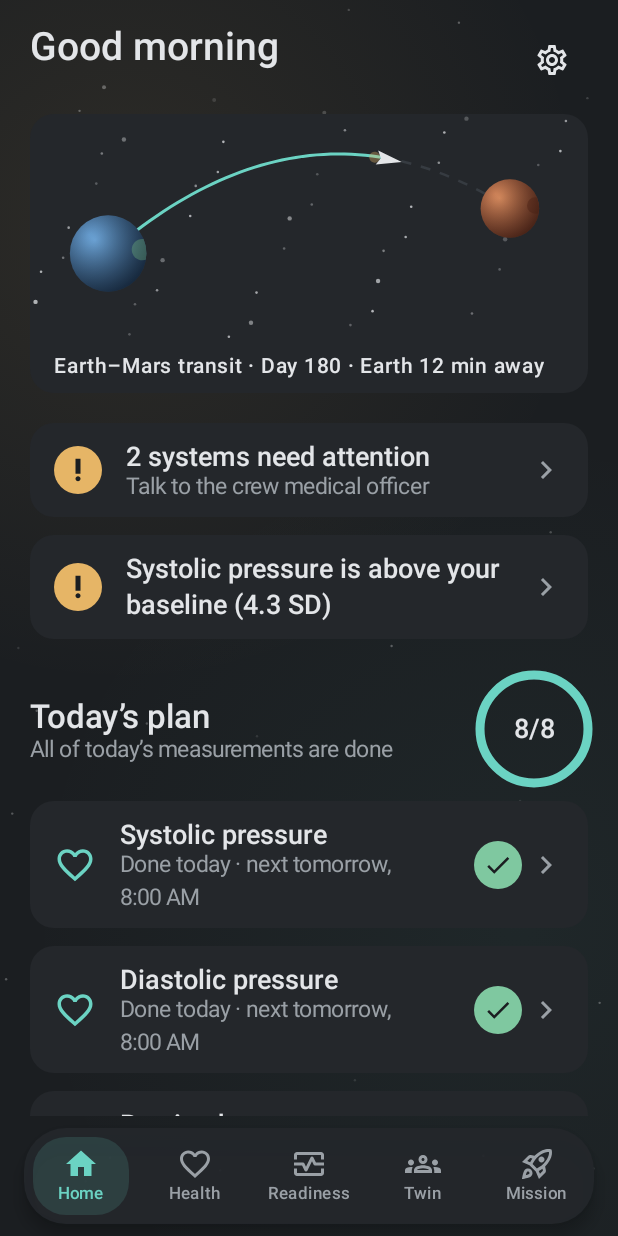
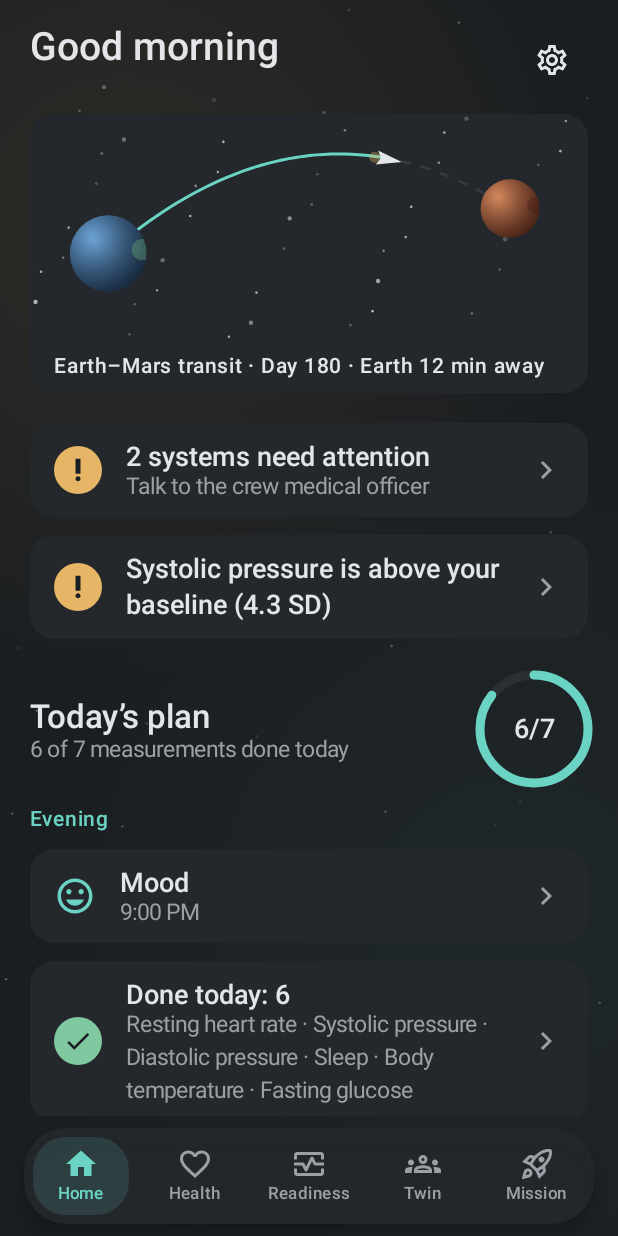
Before and after one commit to cybersecuritykali958-bot/nasa-space-apps, an Android app built with Jetpack Compose: the screen it shows after launch (MainActivity), on a phone screen of 412 x 824 dp. Run offline under Robolectric (Android 15) with nearby library versions, the phone set to English and light mode, and no system bars; our stand-ins replace Room's generated code; pictures from the network do not load; 1 statement that could not run was skipped.

Commit message:
Natural times of day for measurements and a plan grouped by part of day
- schedule.timeOfDay in engine_rules.json; routine tasks align to it (urgent ones stay as soon as possible)
- Demo data seeded at natural times, future readings of today skipped, one-time re-seed of demo rows only
- Home plan: Morning / Afternoon / Evening sections, overdue marks, done items collapsed into one row

```diff
--- a/android/app/src/main/java/space/crewpulse/AppContainer.kt
+++ b/android/app/src/main/java/space/crewpulse/AppContainer.kt
@@ -21,5 +21,5 @@ class AppContainer(context: Context) {
     val baselines: BaselineRepository by lazy { BaselineRepository(database.baselineDao(), readings) }
     val spaceWeather: SpaceWeatherRepository by lazy { SpaceWeatherRepository(appContext, BuildConfig.NASA_API_KEY) }
     val reportBuilder: ReportBuilder by lazy { ReportBuilder(assets, readings, baselines, settings, spaceWeather) }
-    val demoSeeder: DemoSeeder by lazy { DemoSeeder(assets, database.readingDao(), baselines) }
+    val demoSeeder: DemoSeeder by lazy { DemoSeeder(assets, database.readingDao(), baselines, settings) }
 }
--- a/android/app/src/main/java/space/crewpulse/data/DemoSeeder.kt
+++ b/android/app/src/main/java/space/crewpulse/data/DemoSeeder.kt
@@ -4,29 +4,42 @@ import java.time.LocalDate
 import java.time.LocalTime
 import java.time.ZoneId
 import space.crewpulse.data.db.ReadingDao
+import space.crewpulse.data.db.ReadingEntity
 import space.crewpulse.data.model.DemoMission
 
 /**
- * Copies the bundled demo mission into Room once, so demo and user data go through the same code.
- * The last mission day is mapped to today at 08:00 local time.
+ * Copies the bundled demo mission into Room, so demo and user data go through the same code.
+ * The last mission day becomes today; each measurement gets its natural time of day from
+ * engine_rules.json (`schedule.timeOfDay`), and measurements later than "now" are not stored yet,
+ * so today's plan looks like a real day in progress. Only demo rows are replaced on a new seed version.
  */
 class DemoSeeder(
     private val assets: AssetRepository,
     private val readingDao: ReadingDao,
     private val baselines: BaselineRepository,
+    private val settings: SettingsStore,
 ) {
     suspend fun ensureSeeded() {
-        if (readingDao.demoCount() > 0) return
+        if (readingDao.demoCount() > 0 && settings.demoSeedVersion == SEED_VERSION) return
+        readingDao.deleteBySource("demo")
         val mission = assets.demoMission()
-        readingDao.insertAll(demoReadings(mission, todayMorningMillis()).flatten())
+        val times = assets.engineRules().schedule.timeOfDay
+        val now = System.currentTimeMillis()
+        val rows = demoReadingsAtTimes(mission, LocalDate.now(), times, ZoneId.systemDefault())
+            .filter { it.timestampMillis <= now }
+        readingDao.insertAll(rows)
         baselines.saveMissionBaseline(mission.baseline)
+        settings.demoSeedVersion = SEED_VERSION
     }
 
-    private fun todayMorningMillis(): Long =
-        LocalDate.now().atTime(LocalTime.of(8, 0)).atZone(ZoneId.systemDefault()).toInstant().toEpochMilli()
+    companion object {
+        /** Bump when the way demo data is laid out changes, to re-seed existing installs. */
+        const val SEED_VERSION = 2
+    }
 }
 
 private const val DAY_MILLIS = 24L * 60 * 60 * 1000
+private val DEFAULT_TIME: LocalTime = LocalTime.of(8, 0)
 
 /** One list of readings per mission day; the last day lands on [lastDayMillis]. */
 fun demoReadings(mission: DemoMission, lastDayMillis: Long) =
@@ -34,3 +47,21 @@ fun demoReadings(mission: DemoMission, lastDayMillis: Long) =
         val at = lastDayMillis - (mission.days.maxOf { it.day } - day.day) * DAY_MILLIS
         checkInToReadings(day.readings, at, source = "demo")
     }
+
+/** Demo readings with each indicator at its natural time of day; the last mission day is [lastDay]. */
+fun demoReadingsAtTimes(
+    mission: DemoMission,
+    lastDay: LocalDate,
+    timeOfDay: Map<String, String>,
+    zone: ZoneId,
+): List<ReadingEntity> {
+    val parsed = timeOfDay.mapValues { (_, v) -> runCatching { LocalTime.parse(v) }.getOrDefault(DEFAULT_TIME) }
+    val lastIndex = mission.days.maxOf { it.day }
+    return mission.days.flatMap { day ->
+        val date = lastDay.minusDays((lastIndex - day.day).toLong())
+        day.readings.filterValues { it.isFinite() }.map { (id, value) ->
+            val at = date.atTime(parsed[id] ?: DEFAULT_TIME).atZone(zone).toInstant().toEpochMilli()
+            ReadingEntity(indicatorId = id, value = value, timestampMillis = at, source = "demo")
+        }
+    }
+}
--- a/android/app/src/main/java/space/crewpulse/data/SettingsStore.kt
+++ b/android/app/src/main/java/space/crewpulse/data/SettingsStore.kt
@@ -31,6 +31,11 @@ class SettingsStore(context: Context) {
         prefs.edit().putString(KEY_LANGUAGE, code).commit()
     }
 
+    /** Layout version of the demo data stored on this device (see DemoSeeder). */
+    var demoSeedVersion: Int
+        get() = prefs.getInt(KEY_DEMO_SEED, 0)
+        set(value) { prefs.edit().putInt(KEY_DEMO_SEED, value).apply() }
+
     fun setProfile(profile: Profile) {
         prefs.edit().putString(KEY_PROFILE, profile.name).apply()
         _profile.value = profile
@@ -40,6 +45,7 @@ class SettingsStore(context: Context) {
         const val KEY_PROFILE = "profile"
         const val KEY_ENVIRONMENT = "environment"
         const val KEY_LANGUAGE = "language"
+        const val KEY_DEMO_SEED = "demo_seed_version"
         const val DEFAULT_LANGUAGE = "en"
         const val DEFAULT_ENVIRONMENT = "mars_transit"
     }
--- a/android/app/src/main/java/space/crewpulse/data/model/EngineRules.kt
+++ b/android/app/src/main/java/space/crewpulse/data/model/EngineRules.kt
@@ -121,6 +121,8 @@ data class ScheduleConfig(
     val attentionIntervalDays: Double = 1.0,
     /** Re-check delay after a red value. */
     val redRecheckHours: Double = 1.0,
+    /** Natural time of day for each measurement, "HH:mm" local time (e.g. resting heart rate right after waking). */
+    val timeOfDay: Map<String, String> = emptyMap(),
 )
 
 @Serializable
--- a/android/app/src/main/java/space/crewpulse/domain/HealthEngine.kt
+++ b/android/app/src/main/java/space/crewpulse/domain/HealthEngine.kt
@@ -62,7 +62,7 @@ object HealthEngine {
         val radiation = SpaceWeather.budget(latest["cumulative_dose"], input.environment, input.rules.spaceWeather)
 
         val core = EngineReport(systems, alerts, confidence, patterns, triage, readiness)
-        val plan = MeasurementPlanner.plan(input.indicators, input.history, core, input.nowMillis, input.rules.schedule)
+        val plan = MeasurementPlanner.plan(input.indicators, input.history, core, input.nowMillis, input.rules.schedule, input.zone)
         val game = Gamification.compute(input.history, plan, input.nowMillis, input.zone, input.rules.gamification)
         return core.copy(plan = plan, game = game, spaceWeather = spaceWeather, radiation = radiation)
     }
--- a/android/app/src/main/java/space/crewpulse/domain/MeasurementPlanner.kt
+++ b/android/app/src/main/java/space/crewpulse/domain/MeasurementPlanner.kt
@@ -1,5 +1,8 @@
 package space.crewpulse.domain
 
+import java.time.Instant
+import java.time.LocalTime
+import java.time.ZoneId
 import space.crewpulse.data.model.Indicator
 import space.crewpulse.data.model.ScheduleConfig
 import space.crewpulse.data.model.Status
@@ -38,6 +41,7 @@ object MeasurementPlanner {
         report: EngineReport,
         nowMillis: Long,
         config: ScheduleConfig,
+        zone: ZoneId = ZoneId.systemDefault(),
     ): MeasurementPlan {
         val hour = 3_600_000L
         val tasks = indicators.filter { it.id in config.intervalDays }.map { ind ->
@@ -65,6 +69,12 @@ object MeasurementPlanner {
                     "Routine check, stable", TaskPriority.LOW, minutes,
                 )
             }
+        }.map { task ->
+            // Routine and attention checks move to the measurement's natural time of day;
+            // urgent ones (no data, red re-check, stale) stay as they are.
+            val time = config.timeOfDay[task.indicatorId]?.let { runCatching { LocalTime.parse(it) }.getOrNull() }
+            if (time == null || task.priority == TaskPriority.HIGH) task
+            else task.copy(dueAtMillis = alignToTimeOfDay(task.dueAtMillis, time, zone))
         }.sortedWith(compareBy<MeasurementTask> { it.priority }.thenBy { it.dueAtMillis })
 
         val (soon, later) = tasks.partition { it.dueAtMillis <= nowMillis + DAY_MILLIS }
@@ -75,4 +85,11 @@ object MeasurementPlanner {
             minutesIfAllDaily = tasks.sumOf { it.minutes },
         )
     }
+
+    /** Same calendar day as [millis], at [time]; a time already passed by more than 12 h moves to the next day. */
+    fun alignToTimeOfDay(millis: Long, time: LocalTime, zone: ZoneId): Long {
+        val day = Instant.ofEpochMilli(millis).atZone(zone).toLocalDate()
+        val aligned = day.atTime(time).atZone(zone).toInstant().toEpochMilli()
+        return if (aligned < millis - DAY_MILLIS / 2) aligned + DAY_MILLIS else aligned
+    }
 }
--- a/android/app/src/main/java/space/crewpulse/ui/home/HomeScreen.kt
+++ b/android/app/src/main/java/space/crewpulse/ui/home/HomeScreen.kt
@@ -145,28 +145,7 @@ private fun Briefing(state: HomeUiState, onIndicator: (String) -> Unit, onNaviga
         }
         DayRing(done, total)
     }
-    if (plan == null || plan.next24h.isEmpty()) {
-        Text(stringResource(R.string.all_done), color = MaterialTheme.colorScheme.onSurfaceVariant)
-    } else {
-        val time = DateFormat.getTimeInstance(DateFormat.SHORT)
-        val dayEnd = startOfToday() + DAY_MS
-        plan.next24h.forEach { task ->
-            val ind = state.evaluation(task.indicatorId)?.indicator
-            val doneToday = state.history[task.indicatorId].orEmpty().any { it.timestampMillis >= startOfToday() }
-            val at = time.format(Date(task.dueAtMillis))
-            CardRow(
-                title = ind?.let { indicatorName(it) } ?: task.indicatorName,
-                subtitle = when {
-                    doneToday && task.dueAtMillis >= dayEnd -> stringResource(R.string.done_today_next, at)
-                    task.dueAtMillis >= dayEnd -> stringResource(R.string.tomorrow_at, at)
-                    else -> at
-                },
-                icon = CrewIcons.indicator(task.indicatorId),
-                trailing = if (doneToday) ({ StatusMark(Status.GREEN) }) else null,
-                onClick = { onNavigate(if (task.indicatorId == "pvt_mean_rt") Routes.PVT else Routes.CHECKIN) },
-            )
-        }
-    }
+    if (plan != null) PlanByPartOfDay(state, onNavigate)
 
     Text(
         stringResource(R.string.demo_data_note),
@@ -201,16 +180,89 @@ private fun greeting(): String = stringResource(
 /** Typical durations, for the route picture only (a Mars transfer usually takes 6 to 9 months). */
 private val PLANNED_DAYS = mapOf("mars_transit" to 260, "iss" to 180)
 
-/** Scheduled measurements done today vs due today (or already done today). */
-private fun todayProgress(state: HomeUiState): Pair<Int, Int> {
-    val plan = state.report.plan ?: return 0 to 0
+/** Today's scheduled measurements: done today, and still to do today (overdue included). */
+private data class TodayPlan(
+    val done: List<space.crewpulse.domain.MeasurementTask>,
+    val remaining: List<space.crewpulse.domain.MeasurementTask>,
+    val next: space.crewpulse.domain.MeasurementTask?,
+)
+
+private fun todayPlan(state: HomeUiState): TodayPlan {
+    val plan = state.report.plan ?: return TodayPlan(emptyList(), emptyList(), null)
     val dayStart = startOfToday()
     val dayEnd = dayStart + DAY_MS
-    val tasks = plan.next24h + plan.later
-    val measured = tasks.map { it.indicatorId }.filter { id -> state.history[id].orEmpty().any { it.timestampMillis >= dayStart } }.toSet()
-    val dueToday = tasks.filter { it.dueAtMillis < dayEnd }.map { it.indicatorId }.toSet()
-    val all = measured + dueToday
-    return measured.size to all.size
+    val tasks = (plan.next24h + plan.later).sortedBy { it.dueAtMillis }
+    val doneIds = tasks.map { it.indicatorId }.filter { id -> state.history[id].orEmpty().any { it.timestampMillis >= dayStart } }.toSet()
+    val done = tasks.filter { it.indicatorId in doneIds }
+    val remaining = tasks.filter { it.indicatorId !in doneIds && it.dueAtMillis < dayEnd }
+    val next = tasks.firstOrNull { it.dueAtMillis >= dayEnd }
+    return TodayPlan(done, remaining, next)
+}
+
+private fun todayProgress(state: HomeUiState): Pair<Int, Int> {
+    val p = todayPlan(state)
+    return p.done.size to (p.done.size + p.remaining.size)
+}
+
+private enum class PartOfDay { MORNING, DAY, EVENING }
+
+private fun partOf(millis: Long): PartOfDay = when (Calendar.getInstance().apply { timeInMillis = millis }.get(Calendar.HOUR_OF_DAY)) {
+    in 0..11 -> PartOfDay.MORNING
+    in 12..16 -> PartOfDay.DAY
+    else -> PartOfDay.EVENING
+}
+
+/** Plan grouped into morning / day / evening; done items collapse into one row. */
+@Composable
+private fun PlanByPartOfDay(state: HomeUiState, onNavigate: (String) -> Unit) {
+    val p = todayPlan(state)
+    val time = DateFormat.getTimeInstance(DateFormat.SHORT)
+    val now = System.currentTimeMillis()
+
+    p.remaining.groupBy { partOf(it.dueAtMillis) }.toSortedMap().forEach { (part, tasks) ->
+        Text(
+            stringResource(
+                when (part) {
+                    PartOfDay.MORNING -> R.string.part_morning
+                    PartOfDay.DAY -> R.string.part_day
+                    PartOfDay.EVENING -> R.string.part_evening
+                },
+            ),
+            style = MaterialTheme.typography.titleSmall,
+            color = MaterialTheme.colorScheme.primary,
+            modifier = Modifier.padding(top = 4.dp),
+        )
+        tasks.forEach { task ->
+            val ind = state.evaluation(task.indicatorId)?.indicator
+            val at = time.format(Date(task.dueAtMillis))
+            val overdue = task.dueAtMillis < now - 30 * 60 * 1000
+            CardRow(
+                title = ind?.let { indicatorName(it) } ?: indicatorName(task.indicatorId, task.indicatorName),
+                subtitle = if (overdue) stringResource(R.string.overdue_at, at) else at,
+                icon = CrewIcons.indicator(task.indicatorId),
+                iconTint = if (overdue) StatusColors.yellow else MaterialTheme.colorScheme.primary,
+                onClick = { onNavigate(if (task.indicatorId == "pvt_mean_rt") Routes.PVT else Routes.CHECKIN) },
+            )
+        }
+    }
+
+    if (p.done.isNotEmpty()) {
+        CardRow(
+            title = stringResource(R.string.done_today_count, p.done.size),
+            subtitle = p.done.map { t -> state.evaluation(t.indicatorId)?.indicator?.let { indicatorName(it) } ?: indicatorName(t.indicatorId, t.indicatorName) }.joinToString(" · "),
+            leading = { StatusMark(Status.GREEN) },
+            onClick = { onNavigate(Routes.HEALTH) },
+        )
+    }
+    if (p.remaining.isEmpty()) {
+        p.next?.let {
+            Text(
+                stringResource(R.string.next_tomorrow, time.format(Date(it.dueAtMillis))),
+                style = MaterialTheme.typography.bodyMedium,
+                color = MaterialTheme.colorScheme.onSurfaceVariant,
+            )
+        }
+    }
 }
 
 private const val DAY_MS = 24L * 60 * 60 * 1000
--- a/android/app/src/main/res/values/strings.xml
+++ b/android/app/src/main/res/values/strings.xml
@@ -213,6 +213,12 @@
     <string name="home_subtitle_live">%1$s · Day %2$d · Real-time link with Earth</string>
     <string name="tomorrow_at">Tomorrow, %1$s</string>
     <string name="done_today_next">Done today · next tomorrow, %1$s</string>
+    <string name="part_morning">Morning</string>
+    <string name="part_day">Afternoon</string>
+    <string name="part_evening">Evening</string>
+    <string name="overdue_at">%1$s · overdue</string>
+    <string name="done_today_count">Done today: %1$d</string>
+    <string name="next_tomorrow">Next measurements tomorrow from %1$s</string>
     <string name="ind_systolic_bp">Systolic pressure</string>
     <string name="ind_diastolic_bp">Diastolic pressure</string>
     <string name="ind_heart_rate">Resting heart rate</string>
```
Also changed, not shown: android/app/src/main/assets/engine_rules.json (+11 -1 lines), 4 other files.
